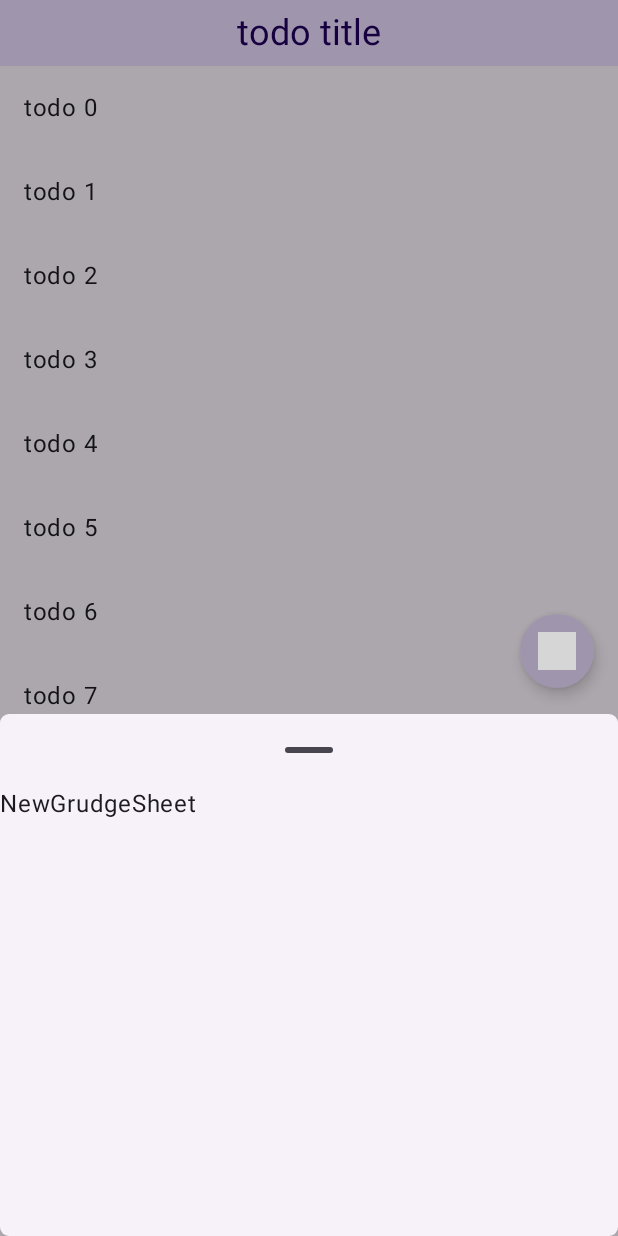
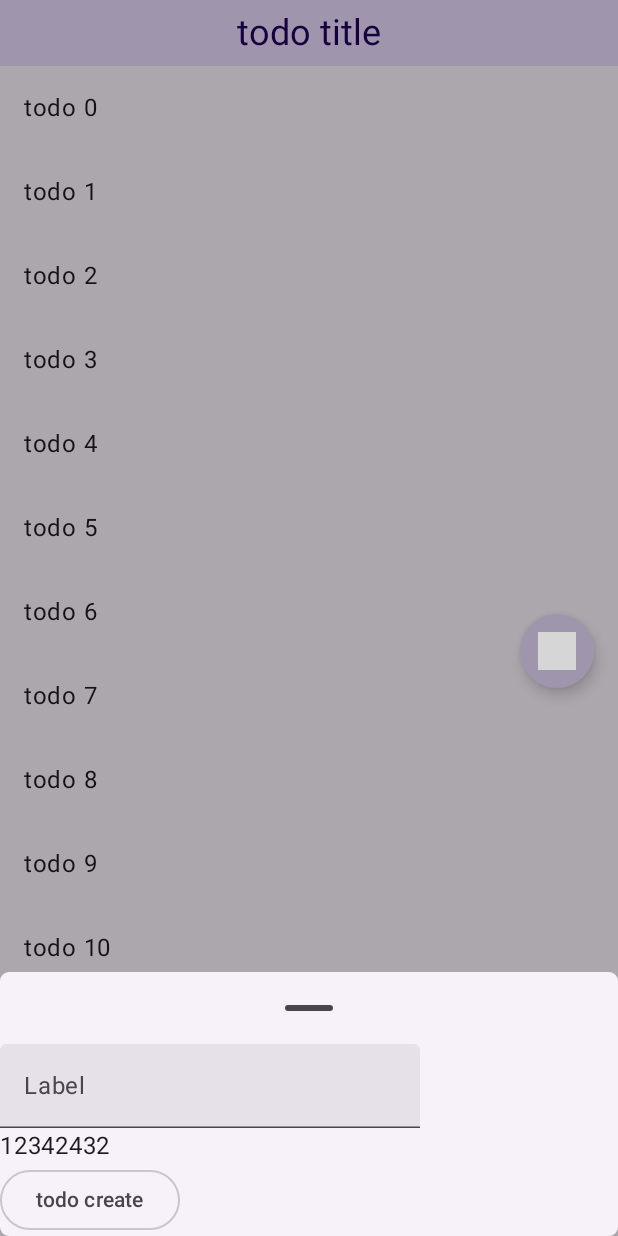
Before and after one commit to AsterCass/General-of-the-Red-Panda, an Android app built with Jetpack Compose: the screen it shows after launch (MainActivity), after a tap on "todo something", on a phone screen of 412 x 824 dp. Run offline under Robolectric (Android 15) with nearby library versions, the phone set to English and light mode, and no system bars; our stand-ins replace Voyager; 1 statement that could not run was skipped; grey boxes are pictures that could not be loaded.

Commit message:
feat: ModalBottomSheet layout

```diff
--- a/The Book of Grudges/composeApp/src/commonMain/kotlin/com/astercasc/squid/thebookofgrudges/ui/HomeScreen.kt
+++ b/The Book of Grudges/composeApp/src/commonMain/kotlin/com/astercasc/squid/thebookofgrudges/ui/HomeScreen.kt
@@ -58,6 +58,10 @@ fun HomeScreen() {
                         headlineContent = { Text("todo $index") })
                 }
 
+                item {
+                    Spacer(Modifier.height(75.dp))
+                }
+
             }
 
             SmallFloatingActionButton(
--- a/The Book of Grudges/composeApp/src/commonMain/kotlin/com/astercasc/squid/thebookofgrudges/ui/components/SystemComponents.kt
+++ b/The Book of Grudges/composeApp/src/commonMain/kotlin/com/astercasc/squid/thebookofgrudges/ui/components/SystemComponents.kt
@@ -1,7 +1,11 @@
 package com.astercasc.squid.thebookofgrudges.ui.components
 
 import androidx.compose.foundation.layout.*
+import androidx.compose.foundation.rememberScrollState
 import androidx.compose.foundation.shape.RoundedCornerShape
+import androidx.compose.foundation.text.input.TextFieldLineLimits
+import androidx.compose.foundation.text.input.rememberTextFieldState
+import androidx.compose.foundation.verticalScroll
 import androidx.compose.material3.*
 import androidx.compose.runtime.Composable
 import androidx.compose.ui.Alignment
@@ -39,15 +43,34 @@ fun NewGrudgeSheet(
     closeSheet: () -> Unit,
 ) {
 
-    val sheetState = rememberModalBottomSheetState()
+    val sheetState = rememberModalBottomSheetState(
+        skipPartiallyExpanded = true
+    )
 
     ModalBottomSheet(
         shape = RoundedCornerShape(6.dp),
         onDismissRequest = closeSheet,
-        sheetState = sheetState
+        sheetState = sheetState,
     ) {
-        Column(modifier = Modifier.fillMaxWidth().height(300.dp)) {
-            Text("NewGrudgeSheet")
+        // todo 这里可能触发 ModalBottomSheet 的滚动，也可能触发 Column 的，所以最好是再做一个页面
+        Column(
+            modifier = Modifier.fillMaxWidth().verticalScroll(rememberScrollState()),
+        ) {
+            TextField(
+                state = rememberTextFieldState(),
+                lineLimits = TextFieldLineLimits.SingleLine,
+                label = { Text("Label") },
+            )
+
+            Text("12342432")
+
+
+            OutlinedButton(
+                onClick = {},
+            ) {
+                Text("todo create")
+            }
+
         }
     }
 }
```
